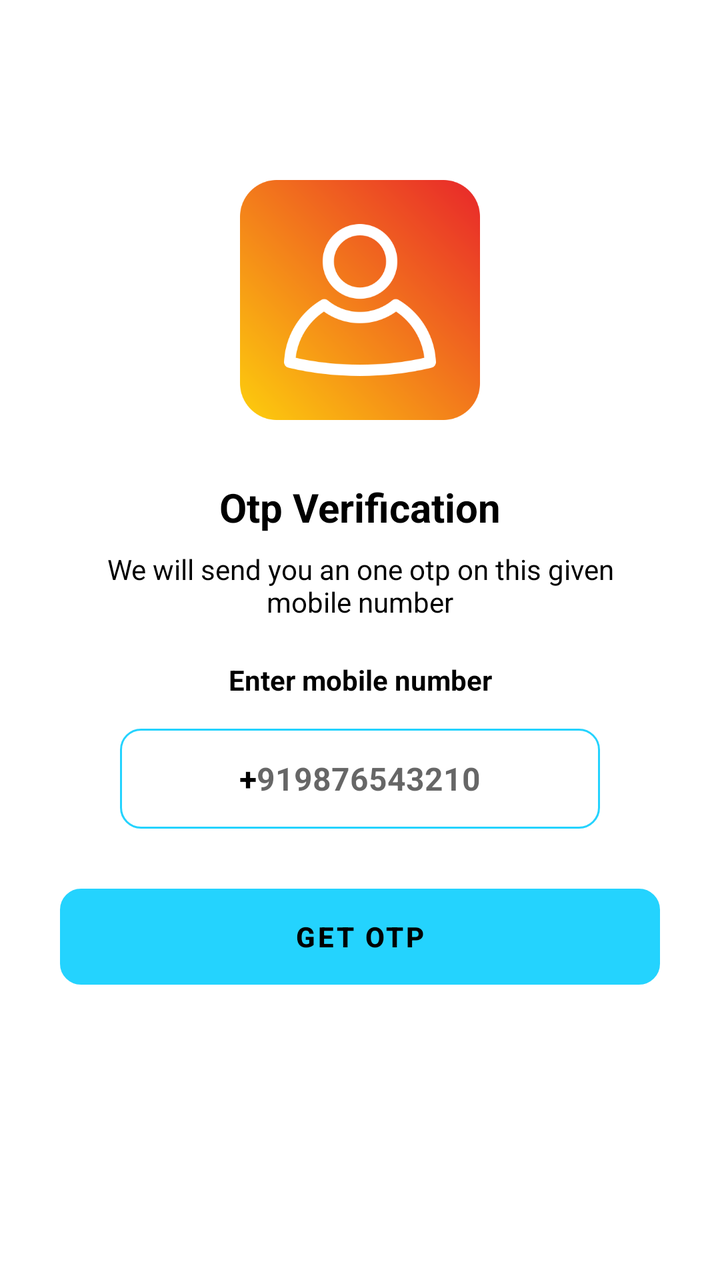
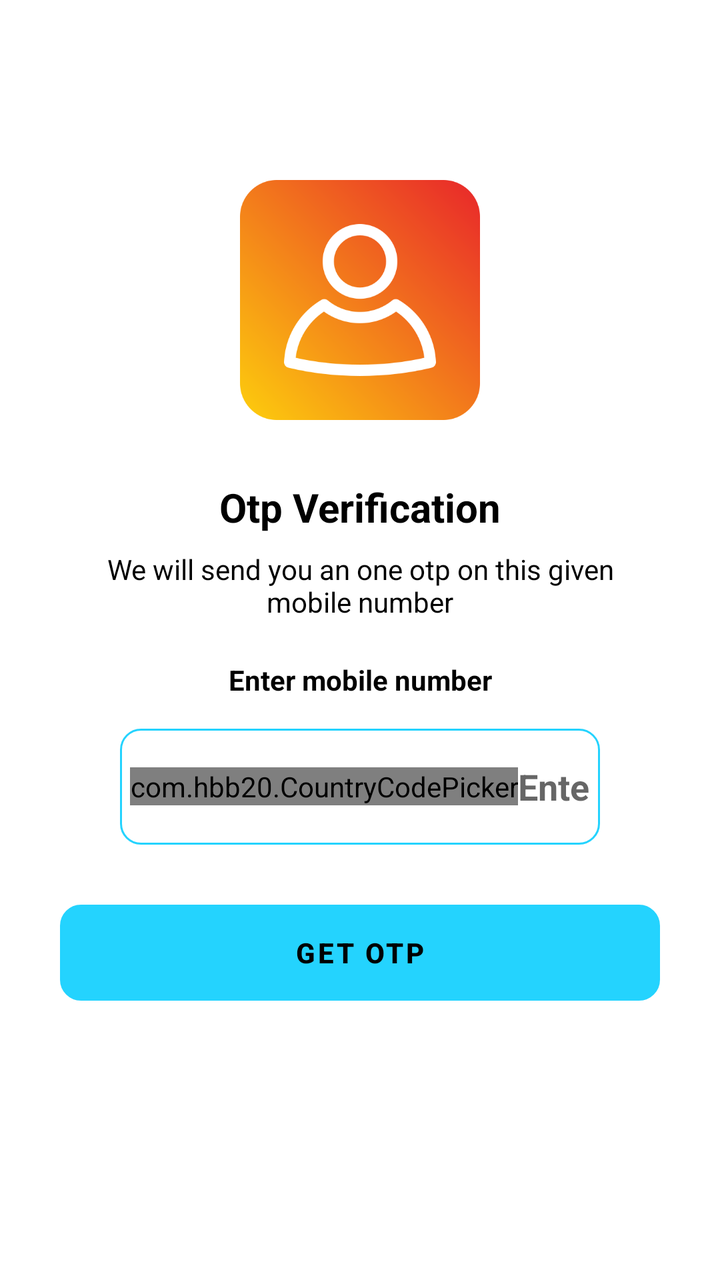

The first picture is an Android layout as it rendered before a commit; the second is the same layout after the commit. The layout source and the unified diff follow.
<!-- AndroidManifest.xml: application theme Theme.NoteBook -->
<!-- res/layout/activity_enter_mobile_number.xml -->
<?xml version="1.0" encoding="utf-8"?>
<ScrollView xmlns:android="http://schemas.android.com/apk/res/android"
    xmlns:app="http://schemas.android.com/apk/res-auto"
    xmlns:tools="http://schemas.android.com/tools"
    android:layout_width="match_parent"
    android:layout_height="match_parent"
    tools:context=".EnterMobileNumber"
    >

    <LinearLayout
        android:layout_width="match_parent"
        android:layout_height="match_parent"
        android:gravity="center_horizontal"
        android:orientation="vertical"
        >

        <ImageView
            android:id="@+id/enter_number_img"
            android:layout_width="120dp"
            android:layout_height="120dp"
            android:layout_marginTop="90dp"
            app:srcCompat="@drawable/user" />

        <TextView
            android:layout_width="wrap_content"
            android:layout_height="wrap_content"
            android:layout_marginTop="30dp"
            android:textSize="20sp"
            android:textStyle="bold"
            android:text="Otp Verification"
            android:textColor="@color/black"
            />
        <TextView
            android:layout_width="match_parent"
            android:layout_height="wrap_content"
            android:layout_marginStart="50dp"
            android:layout_marginLeft="50dp"
            android:layout_marginTop="8dp"
            android:layout_marginEnd="50dp"
            android:gravity="center"
            android:textSize="14sp"
            android:text="We will send you an one otp on this given mobile number"
            android:textColor="@color/black"
            />
        <TextView
            android:layout_width="match_parent"
            android:layout_height="wrap_content"
            android:layout_marginStart="30dp"
            android:layout_marginLeft="30dp"
            android:layout_marginTop="20dp"
            android:layout_marginEnd="30dp"
            android:layout_marginBottom="15dp"
            android:layout_marginRight="30dp"
            android:gravity="center"
            android:textSize="14sp"
            android:text="Enter mobile number"
            android:textStyle="bold"
            android:textColor="@color/black"
            />

        <LinearLayout
            android:layout_width="match_parent"
            android:layout_height="wrap_content"
            android:orientation="horizontal"
            android:layout_marginStart="60dp"
            android:layout_marginEnd="60dp"
            android:gravity="center"
            android:background="@drawable/rounded_corner"
            android:padding="5dp"
            >

            <TextView
                android:layout_width="wrap_content"
                android:layout_height="40dp"
                android:background="@null"
                android:gravity="center"
                android:text="+"
                android:textColor="@color/black"
                android:textSize="16sp"
                android:textStyle="bold" />

            <EditText
                android:layout_width="wrap_content"
                android:layout_height="40dp"
                android:id="@+id/country_code"
                android:background="@null"
                android:hint="91"
                android:maxLength="3"
                android:imeOptions="actionNext"
                android:importantForAutofill="no"
                android:inputType="number"
                android:textColor="@color/black"
                android:textSize="16sp"
                android:textStyle="bold"
                />
            <EditText
                android:layout_width="wrap_content"
                android:layout_height="40dp"
                android:id="@+id/mobile_number"
                android:background="@null"
                android:hint="9876543210"
                android:maxLength="10"
                android:imeOptions="actionDone"
                android:importantForAutofill="no"
                android:inputType="number"
                android:textColor="@color/black"
                android:textSize="16sp"
                android:textStyle="bold"
                />

        </LinearLayout>

        <FrameLayout
            android:layout_width="match_parent"
            android:layout_height="wrap_content">

        <Button
            android:layout_width="match_parent"
            android:layout_height="wrap_content"
            android:id="@+id/enter_mobile_btn"
            android:text="Get Otp"
            android:layout_margin="30dp"
            android:textColor="@color/black"
            android:textStyle="bold"
            android:background="@drawable/rounded_corner"
            />

            <ProgressBar
                android:layout_width="35dp"
                android:layout_height="35dp"
                android:id="@+id/progress_bar_sending_otp"
                android:layout_gravity="center"
                android:visibility="gone"/>

        </FrameLayout>


























    </LinearLayout>

</ScrollView>
<!-- resources referenced by this layout -->
<resources>
  <color name="black">#FF000000</color>
  <!-- drawable rounded_corner (drawable) -->
  <?xml version="1.0" encoding="utf-8"?>
  <shape xmlns:android="http://schemas.android.com/apk/res/android"
      android:shape="rectangle">
      <corners android:radius="10dp"/>
      <stroke android:width="1dp" android:color="@color/my_primary"/>
  
  
  </shape>
  <!-- drawable user: png bitmap (drawable-v24, 35363 bytes) -->
  <style name="Theme.NoteBook" parent="Theme.MaterialComponents.DayNight.NoActionBar">
          
          <item name="colorPrimary">@color/my_primary</item>
          <item name="colorPrimaryVariant">@color/my_primary</item>
          <item name="colorOnPrimary">@color/white</item>
          
          <item name="colorSecondary">@color/teal_200</item>
          <item name="colorSecondaryVariant">@color/teal_700</item>
          <item name="colorOnSecondary">@color/black</item>
          
          <item name="android:statusBarColor" tools:targetApi="l">@color/my_primary</item>
          
      </style>
  <color name="my_primary">#FF24D3FE</color>
  <color name="white">#FFFFFFFF</color>
  <color name="teal_200">#FF03DAC5</color>
  <color name="teal_700">#FF018786</color>
</resources>

<!-- the commit's change to res/layout/activity_enter_mobile_number.xml (unified diff, before → after) -->
@@ -69,44 +69,50 @@
             android:padding="5dp"
             >
 
-            <TextView
+            <com.hbb20.CountryCodePicker
                 android:layout_width="wrap_content"
-                android:layout_height="40dp"
-                android:background="@null"
-                android:gravity="center"
-                android:text="+"
-                android:textColor="@color/black"
-                android:textSize="16sp"
-                android:textStyle="bold" />
+                android:layout_height="wrap_content"
+                android:id="@+id/country_code"
+                app:ccp_showFlag="false"
+                app:ccp_showNameCode="false"
+                />
+
+
+
+
+
+
+
+
+
+
+
+
+
+
+
+
+
+
+
+
+
+
+
+
 
             <EditText
+                android:id="@+id/mobile_number"
                 android:layout_width="wrap_content"
-                android:layout_height="40dp"
-                android:id="@+id/country_code"
+                android:layout_height="48dp"
                 android:background="@null"
-                android:hint="91"
-                android:maxLength="3"
-                android:imeOptions="actionNext"
-                android:importantForAutofill="no"
-                android:inputType="number"
-                android:textColor="@color/black"
-                android:textSize="16sp"
-                android:textStyle="bold"
-                />
-            <EditText
-                android:layout_width="wrap_content"
-                android:layout_height="40dp"
-                android:id="@+id/mobile_number"
-                android:background="@null"
-                android:hint="9876543210"
-                android:maxLength="10"
+                android:hint="Enter mobile number"
                 android:imeOptions="actionDone"
                 android:importantForAutofill="no"
                 android:inputType="number"
                 android:textColor="@color/black"
-                android:textSize="16sp"
-                android:textStyle="bold"
-                />
+                android:textSize="18sp"
+                android:textStyle="bold" />
 
         </LinearLayout>
 
